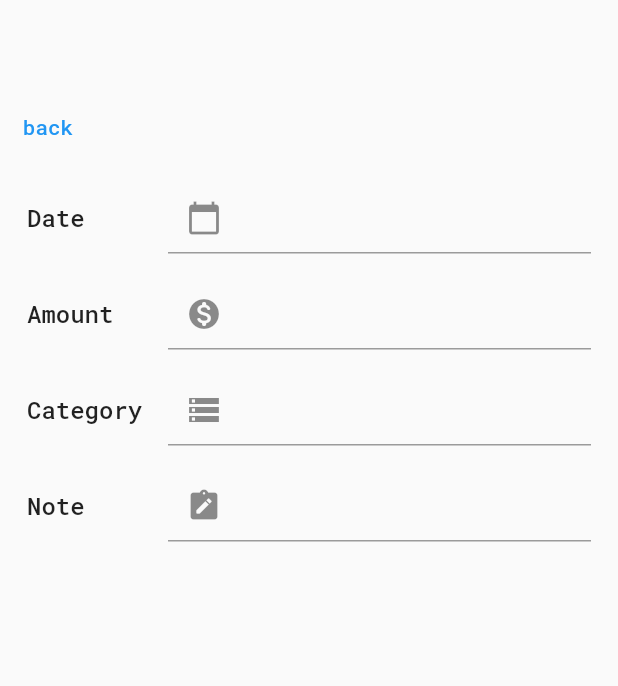
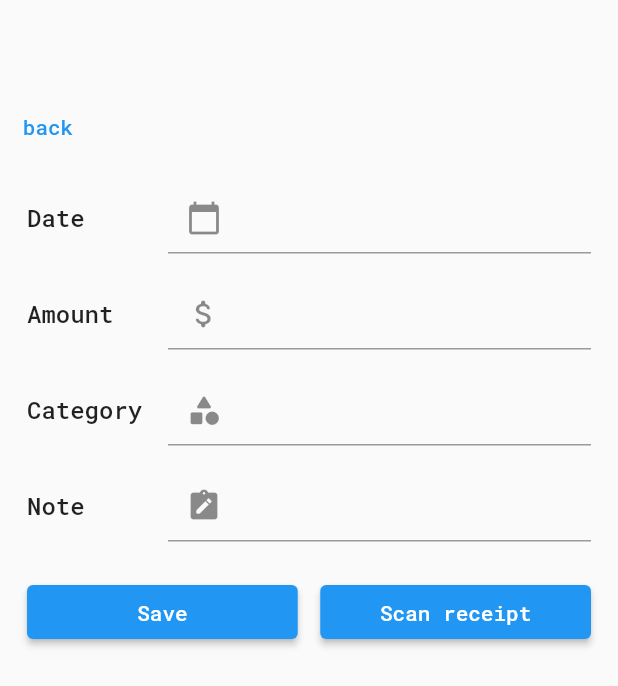
Before and after one commit to lazyKT/future, a Flutter app: the AddTransactionPage screen opened directly, on a phone screen of 412 x 824 dp. Shown: the top 686 px of the screen. Run offline on Flutter 3.47's test engine with Material 2 defaults, Android fonts, the phone set to English and light mode, and no system bars; our stand-ins replace firebase_auth, firebase_core, fl_chart, google_sign_in; missing offline and left inert: dart:ffi, web3auth_flutter; accounts and stored records are empty.

```diff
--- a/lib/screens/add_transaction.dart
+++ b/lib/screens/add_transaction.dart
@@ -1,4 +1,5 @@
 import 'package:flutter/material.dart';
+import 'package:future/bindings/budget_binding.dart';
 
 import 'components/transactions/add_transaction_form.dart';
 
--- a/lib/screens/components/budget_plan_highlight.dart
+++ b/lib/screens/components/budget_plan_highlight.dart
@@ -18,7 +18,7 @@ class _BudgetHighlightState extends State<BudgetHighlight> {
         Center(
           child: Column(
             children: [
-              SizedBox(height: 20,),
+              SizedBox(height: 10,),
               Text(
                 '\$240',
                 style: TextStyle(
--- a/lib/screens/components/transactions/add_transaction_form.dart
+++ b/lib/screens/components/transactions/add_transaction_form.dart
@@ -1,4 +1,12 @@
+import 'dart:ffi';
+
 import 'package:flutter/material.dart';
+import 'package:future/bindings/budget_binding.dart';
+import 'package:future/dto/budgetTransaction.dart';
+import 'package:future/screens/components/transactions/add_transaction_form_field.dart';
+import 'package:future/state/budget_state.dart';
+import 'package:intl/intl.dart';
+import 'package:uuid/uuid.dart';
 
 class AddTransactionForm extends StatefulWidget {
   const AddTransactionForm({ super.key });
@@ -22,123 +30,55 @@ class _AddTransactionFormState extends State<AddTransactionForm> {
       key: _formKey,
       child: Column(
         children: [
+          AddTransactionFormField(
+            title: 'Date',
+            controller: _dateController,
+            icon: const Icon(Icons.calendar_today),
+            readOnly: true,
+            onTap: () async {
+              await handleDatePickerOnChange(context);
+            },
+          ),
+          AddTransactionFormField(
+            title: 'Amount',
+            icon: const Icon(Icons.attach_money_rounded),
+            readOnly: false,
+            controller: _amountController,
+          ),
+          AddTransactionFormField(
+            title: 'Category',
+            icon: const Icon(Icons.category_rounded),
+            controller: _transactionTypeController,
+            readOnly: false,
+          ),
+          AddTransactionFormField(
+            title: 'Note',
+            icon: const Icon(Icons.note_alt_rounded),
+            controller: _transactionDetailsController,
+            readOnly: false,
+          ),
           Padding(
-            padding: const EdgeInsets.all(8),
+            padding: const EdgeInsets.symmetric(horizontal: 8, vertical: 15),
             child: Row(
               mainAxisAlignment: MainAxisAlignment.spaceBetween,
               children: [
-                const Expanded(
+                Expanded(
                   flex: 1,
-                  child: Text(
-                    "Date",
-                    style: TextStyle(
-                      fontSize: 16.0,
-                      fontWeight: FontWeight.w500
-                    ),
+                  child: ElevatedButton(
+                    onPressed: () {
+                      addTransaction(context);
+                    },
+                    child: const Text('Save'),
                   ),
                 ),
+                const SizedBox(width: 15,),
                 Expanded(
-                  flex: 3,
-                  child: TextFormField(
-                    controller: _dateController,
-                    decoration: const InputDecoration(
-                      prefixIcon: Icon(Icons.calendar_today),
-                    ),
-                    readOnly: true,
-                    onTap: () async {
-                      DateTime? pickedDate = await showDatePicker(
-                        context: context,
-                        initialDate: DateTime.now(),
-                        firstDate: DateTime(2000),
-                        lastDate: DateTime.now()
-                      );
-                    },
-                  ),
-                )
-              ],
-            ),
-          ),
-          Padding(
-            padding: const EdgeInsets.all(8),
-            child: Row(
-              mainAxisAlignment: MainAxisAlignment.spaceBetween,
-              children: [
-                const Expanded(
                   flex: 1,
-                  child: Text(
-                    "Amount",
-                    style: TextStyle(
-                        fontSize: 16.0,
-                        fontWeight: FontWeight.w500
-                    ),
+                  child: ElevatedButton(
+                    onPressed: () {},
+                    child: const Text('Scan receipt'),
                   ),
                 ),
-                Expanded(
-                  flex: 3,
-                  child: TextFormField(
-                    controller: _amountController,
-                    keyboardType: TextInputType.number,
-                    decoration: const InputDecoration(
-                      prefixIcon: Icon(Icons.monetization_on_rounded),
-                    ),
-                    onTap: () {},
-                  ),
-                )
-              ],
-            ),
-          ),
-          Padding(
-            padding: const EdgeInsets.all(8),
-            child: Row(
-              mainAxisAlignment: MainAxisAlignment.spaceBetween,
-              children: [
-                const Expanded(
-                  flex: 1,
-                  child: Text(
-                    "Category",
-                    style: TextStyle(
-                        fontSize: 16.0,
-                        fontWeight: FontWeight.w500
-                    ),
-                  ),
-                ),
-                Expanded(
-                  flex: 3,
-                  child: TextFormField(
-                    controller: _dateController,
-                    decoration: const InputDecoration(
-                      prefixIcon: Icon(Icons.storage),
-                    ),
-                  ),
-                )
-              ],
-            ),
-          ),
-          Padding(
-            padding: const EdgeInsets.all(8),
-            child: Row(
-              mainAxisAlignment: MainAxisAlignment.spaceBetween,
-              children: [
-                const Expanded(
-                  flex: 1,
-                  child: Text(
-                    "Note",
-                    style: TextStyle(
-                        fontSize: 16.0,
-                        fontWeight: FontWeight.w500
-                    ),
-                  ),
-                ),
-                Expanded(
-                  flex: 3,
-                  child: TextFormField(
-                    controller: _dateController,
-                    decoration: const InputDecoration(
-                      prefixIcon: Icon(Icons.note_alt_rounded),
-                    ),
-                    onTap: () {},
-                  ),
-                )
               ],
             ),
           )
@@ -146,4 +86,32 @@ class _AddTransactionFormState extends State<AddTransactionForm> {
       ),
     );
   }
+
+  Future<void> handleDatePickerOnChange (BuildContext context) async {
+    DateTime? pickedDate = await showDatePicker(
+      context: context,
+      initialDate: DateTime.now(),
+      firstDate: DateTime(2000),
+      lastDate: DateTime.now()
+    );
+    if (pickedDate != null) {
+      String formattedDate = DateFormat('yyyy-MM-dd').format(pickedDate);
+      setState(() {
+        _dateController.text = formattedDate;
+      });
+    }
+  }
+
+  void addTransaction (BuildContext context) {
+    BudgetTransaction transaction = BudgetTransaction(
+      transactionType: _transactionTypeController.text,
+      transactionDetails: _transactionDetailsController.text,
+      transactionAmount: double.parse(_amountController.text),
+      transactionBudgetId: const Uuid().v4(),
+      transactionTime: DateTime.parse(_dateController.text)
+    );
+    BudgetState state = BudgetTransactionBinding.of(context).state;
+    state.addTransactions(transaction);
+    Navigator.of(context).pop();
+  }
 }
--- /dev/null
+++ b/lib/screens/components/transactions/add_transaction_form_field.dart
@@ -0,0 +1,53 @@
+import 'package:flutter/material.dart';
+
+class AddTransactionFormField extends StatelessWidget {
+
+  final String title;
+  final TextEditingController controller;
+  final Widget icon;
+  final bool readOnly;
+  final VoidCallback? onTap;
+
+  const AddTransactionFormField({
+    super.key,
+    required this.title,
+    required this.controller,
+    required this.icon,
+    required this.readOnly,
+    this.onTap
+  });
+
+  @override
+  Widget build (BuildContext context) {
+    return Padding(
+      padding: const EdgeInsets.all(8),
+      child: Row(
+        mainAxisAlignment: MainAxisAlignment.spaceBetween,
+        children: [
+          Expanded(
+            flex: 1,
+            child: Text(
+              title,
+              style: const TextStyle(
+                  fontSize: 16.0,
+                  fontWeight: FontWeight.w500
+              ),
+            ),
+          ),
+          Expanded(
+            flex: 3,
+            child: TextFormField(
+              keyboardType: title == 'Amount' ? TextInputType.number : TextInputType.text,
+              controller: controller,
+              decoration: InputDecoration(
+                prefixIcon: icon,
+              ),
+              readOnly: readOnly,
+              onTap: onTap,
+            ),
+          )
+        ],
+      ),
+    );
+  }
+}
--- a/lib/screens/components/transactions/transactions.dart
+++ b/lib/screens/components/transactions/transactions.dart
@@ -14,7 +14,7 @@ class _TransactionsState extends State<Transactions> {
   @override
   Widget build(BuildContext context) {
 
-    var transactions = TransactionListBinding.of(context).state.transactions;
+    var transactions = BudgetTransactionBinding.of(context).state.transactions;
 
     return ListView.builder(
         padding: const EdgeInsets.only(top: 0, bottom: 50),
--- a/lib/screens/home.dart
+++ b/lib/screens/home.dart
@@ -78,7 +78,7 @@ class _HomeState extends State<Home> {
 
   @override
   Widget build (BuildContext context) {
-    return TransactionListBinding(
+    return BudgetTransactionBinding(
       state: BudgetState(
         transactions: transactions,
         budgetCategory: budgetCategory
--- a/pubspec.yaml
+++ b/pubspec.yaml
@@ -42,6 +42,7 @@ dependencies:
   firebase_auth: ^4.6.3
   intl: ^0.18.1
   fl_chart: ^0.63.0
+  web3auth_flutter: ^2.0.3
 
 dev_dependencies:
   flutter_test:
@@ -79,6 +80,7 @@ flutter:
    - lib/assets/login.jpg
    - lib/assets/google_logo.png
    - lib/assets/facebook_logo.png
+   - lib/assets/web3_auth.png
   #   - images/a_dot_ham.jpeg
 
   # An image asset can refer to one or more resolution-specific "variants", see
```
Also changed, not shown: lib/bindings/budget_binding.dart (+7 -7 lines), lib/dto/user.dart (+11 -0 lines), lib/pages/auth/login.dart (+19 -2 lines), lib/pages/auth/web3_auth.dart (added, +158 -0 lines), lib/assets/web3_auth.png (added), pubspec.lock, 3 other files.
